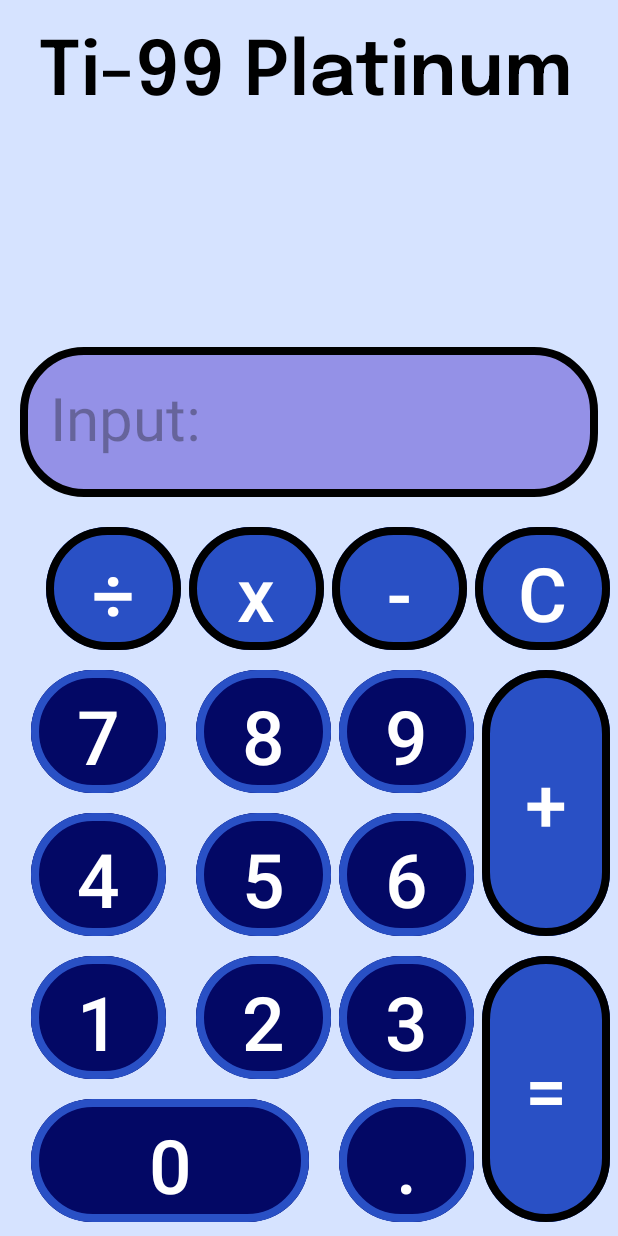
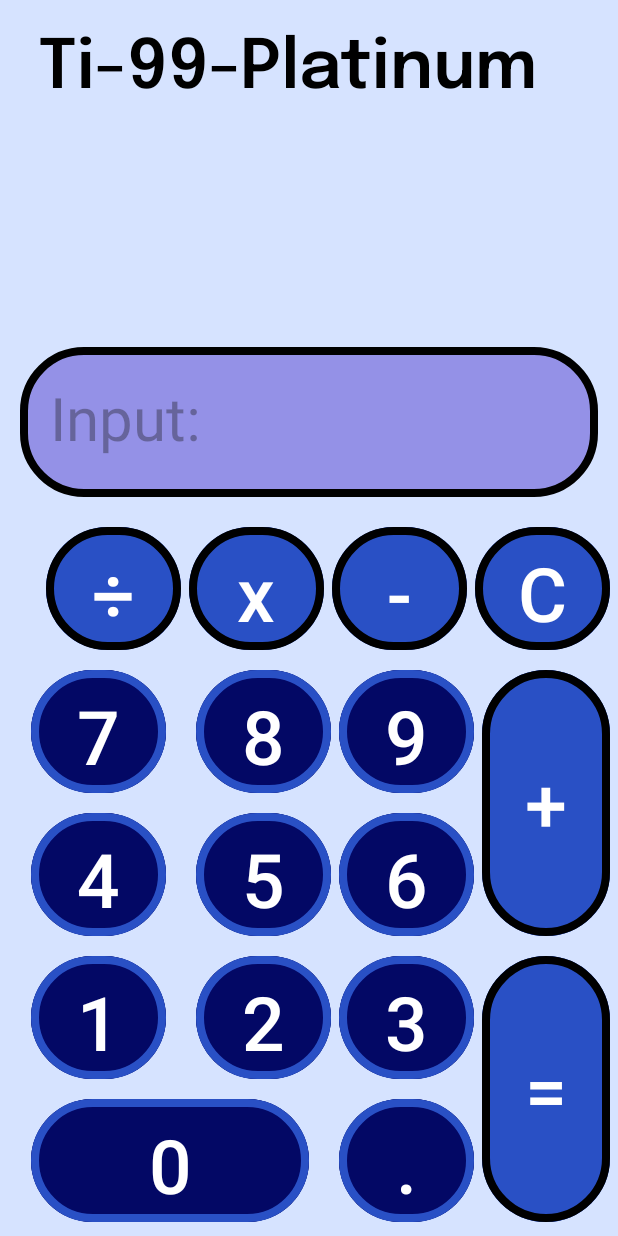
Before and after one commit to OliverL722/CalculatorApp, an Android app: the screen it shows after launch (MainActivity), on a phone screen of 412 x 824 dp. Run offline under Robolectric (Android 15) with nearby library versions, the phone set to English and light mode, and no system bars.

Commit message:
Changed a little, used two texts in text xml plus comments
9/12/23

```diff
--- a/app/src/main/res/layout/activity_main.xml
+++ b/app/src/main/res/layout/activity_main.xml
@@ -30,9 +30,9 @@
         android:layout_height="84dp"
         android:fontFamily="@font/epilogue_semibold"
         android:padding="10dp"
-        android:text="Ti-99 Platinum"
+        android:text="@string/titleCalculator"
         android:textColor="@color/md_theme_dark_scrim"
-        android:textSize="50sp"
+        android:textSize="45sp"
         app:layout_constraintEnd_toEndOf="parent"
         app:layout_constraintStart_toStartOf="parent"
         app:layout_constraintTop_toTopOf="parent" />
--- a/app/src/main/res/values/strings.xml
+++ b/app/src/main/res/values/strings.xml
@@ -1,5 +1,5 @@
 <resources>
     <string name="app_name">CalculatorAppLesiakowski</string>
-    <string name="titleCalculator">Ti-99 Calculator</string>
+    <string name="titleCalculator">Ti-99-Platinum</string>
     <string name="input">Input: </string>
 </resources>
```
Also changed, not shown: app/src/main/java/com/example/calculatorapplesiakowski/MainActivity.java (+12 -2 lines).
